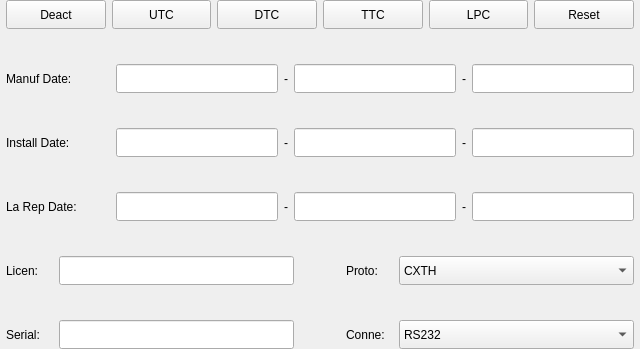
Old version of the form check/weiduodianzi/AdminPage.ui in the repository zhjiehua/check_pump.
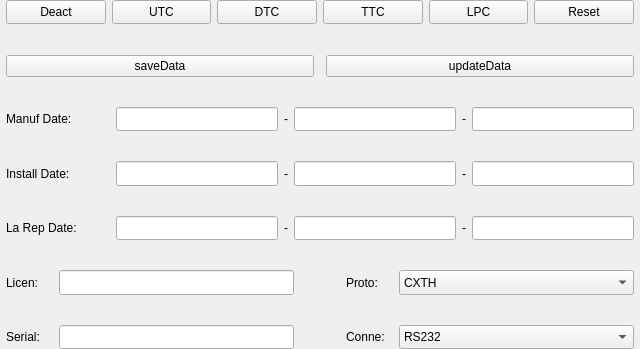
New version of the form. Custom widgets are drawn as their Qt base class.

Diff of the .ui file:
```diff
--- a/check/weiduodianzi/AdminPage.ui
+++ b/check/weiduodianzi/AdminPage.ui
@@ -33,7 +33,7 @@
     <number>0</number>
    </property>
    <item row="0" column="0">
-    <layout class="QVBoxLayout" name="verticalLayout" stretch="1,1,1,1,1,1,1,1,1,1,1">
+    <layout class="QVBoxLayout" name="verticalLayout" stretch="1,1,1,1,1,1,1,1,1,1,1,1,1">
      <item>
       <layout class="QHBoxLayout" name="horizontalLayout_2" stretch="1,1,1,1,1,1">
        <item>
@@ -129,6 +129,40 @@
        </property>
       </spacer>
      </item>
+     <item>
+      <layout class="QHBoxLayout" name="horizontalLayout_10" stretch="1,1">
+       <property name="spacing">
+        <number>12</number>
+       </property>
+       <item>
+        <widget class="BtnCtrl" name="saveDataBtn">
+         <property name="text">
+          <string>saveData</string>
+         </property>
+        </widget>
+       </item>
+       <item>
+        <widget class="BtnCtrl" name="updateDataBtn">
+         <property name="text">
+          <string>updateData</string>
+         </property>
+        </widget>
+       </item>
+      </layout>
+     </item>
+     <item>
+      <spacer name="verticalSpacer_4">
+       <property name="orientation">
+        <enum>Qt::Vertical</enum>
+       </property>
+       <property name="sizeHint" stdset="0">
+        <size>
+         <width>17</width>
+         <height>6</height>
+        </size>
+       </property>
+      </spacer>
+     </item>
      <item>
       <layout class="QHBoxLayout" name="horizontalLayout_4" stretch="1,5">
        <item>
@@ -541,6 +575,11 @@
   </layout>
  </widget>
  <customwidgets>
+  <customwidget>
+   <class>BtnCtrl</class>
+   <extends>QPushButton</extends>
+   <header>btnctrl.h</header>
+  </customwidget>
   <customwidget>
    <class>ComboCtrl</class>
    <extends>QComboBox</extends>
@@ -551,11 +590,6 @@
    <extends>QLineEdit</extends>
    <header>editctrl.h</header>
   </customwidget>
-  <customwidget>
-   <class>BtnCtrl</class>
-   <extends>QPushButton</extends>
-   <header>btnctrl.h</header>
-  </customwidget>
  </customwidgets>
  <resources/>
  <connections/>
```
